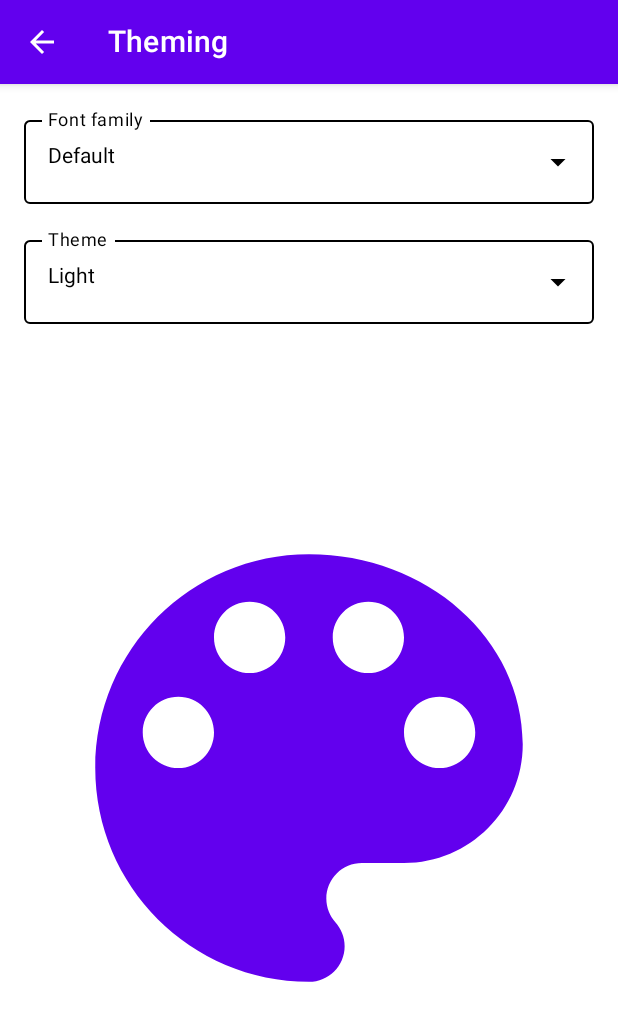
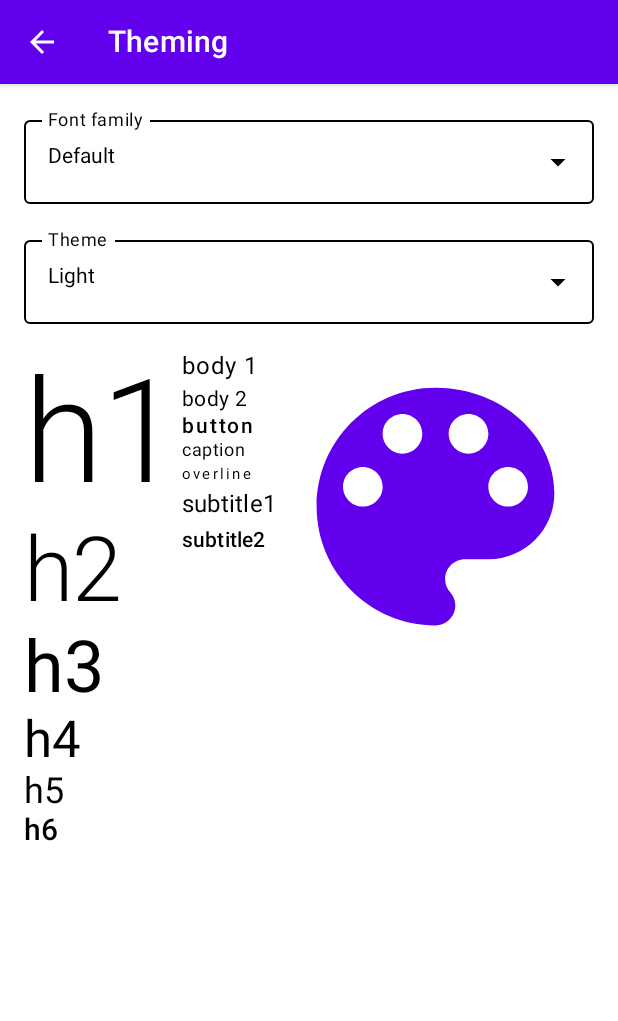
Before and after one commit to VolodymyrTabarkevych/GiffApp, an Android app built with Jetpack Compose: the theming_screen screen opened through its navigation route, on a phone screen of 412 x 824 dp. Shown: the top 1021 px of the screen. Run offline under Robolectric (Android 15) with nearby library versions, the phone set to English and light mode, and no system bars; our stand-ins replace Dagger/Hilt's generated code, accompanist, paging; pictures from the network do not load.

Commit message:
Add font example for theming screen

```diff
--- a/app/src/main/java/ua/tabarkevych/composemvi/presentation/theming/screen/ThemingScreen.kt
+++ b/app/src/main/java/ua/tabarkevych/composemvi/presentation/theming/screen/ThemingScreen.kt
@@ -1,16 +1,18 @@
 package ua.tabarkevych.composemvi.presentation.theming.screen
 
 import androidx.compose.foundation.Image
-import androidx.compose.foundation.layout.Column
-import androidx.compose.foundation.layout.fillMaxSize
-import androidx.compose.foundation.layout.padding
+import androidx.compose.foundation.layout.*
+import androidx.compose.foundation.rememberScrollState
+import androidx.compose.foundation.verticalScroll
 import androidx.compose.material.MaterialTheme
 import androidx.compose.material.Scaffold
+import androidx.compose.material.Text
 import androidx.compose.runtime.Composable
 import androidx.compose.runtime.LaunchedEffect
 import androidx.compose.ui.Modifier
 import androidx.compose.ui.graphics.ColorFilter
 import androidx.compose.ui.res.painterResource
+import androidx.compose.ui.res.stringResource
 import androidx.compose.ui.tooling.preview.Preview
 import androidx.navigation.NavHostController
 import androidx.navigation.compose.rememberNavController
@@ -45,15 +47,82 @@ fun ThemingScreen(
             ThemingTopBar(setEvent = setEvent)
         },
         content = {
-            Column(modifier = Modifier.padding(MaterialTheme.spacing.medium)) {
+            Column(
+                modifier = Modifier
+                    .padding(MaterialTheme.spacing.medium)
+                    .fillMaxSize()
+                    .verticalScroll(rememberScrollState())
+            ) {
                 ThemingDropdownFont(state = state, setEvent = setEvent)
                 ThemingDropdownTheme(state = state, setEvent = setEvent)
-                Image(
-                    painter = painterResource(id = R.drawable.ic_baseline_palette_24),
-                    contentDescription = null,
-                    modifier = Modifier.fillMaxSize(),
-                    colorFilter = ColorFilter.tint(color = MaterialTheme.colors.primary)
-                )
+                Row(modifier = Modifier.padding(top = MaterialTheme.spacing.medium)) {
+                    Column {
+                        Text(
+                            text = stringResource(id = R.string.font_h_1),
+                            style = MaterialTheme.typography.h1
+                        )
+                        Text(
+                            text = stringResource(id = R.string.font_h_2),
+                            style = MaterialTheme.typography.h2
+                        )
+                        Text(
+                            text = stringResource(id = R.string.font_h_3),
+                            style = MaterialTheme.typography.h3
+                        )
+                        Text(
+                            text = stringResource(id = R.string.font_h_4),
+                            style = MaterialTheme.typography.h4
+                        )
+                        Text(
+                            text = stringResource(id = R.string.font_h_5),
+                            style = MaterialTheme.typography.h5
+                        )
+                        Text(
+                            text = stringResource(id = R.string.font_h_6),
+                            style = MaterialTheme.typography.h6
+                        )
+                    }
+                    Row {
+                        Column {
+                            Text(
+                                text = stringResource(id = R.string.font_body_1),
+                                style = MaterialTheme.typography.body1
+                            )
+                            Text(
+                                text = stringResource(id = R.string.font_body_2),
+                                style = MaterialTheme.typography.body2
+                            )
+                            Text(
+                                text = stringResource(id = R.string.font_button),
+                                style = MaterialTheme.typography.button
+                            )
+                            Text(
+                                text = stringResource(id = R.string.font_caption),
+                                style = MaterialTheme.typography.caption
+                            )
+                            Text(
+                                text = stringResource(id = R.string.font_overline),
+                                style = MaterialTheme.typography.overline
+                            )
+                            Text(
+                                text = stringResource(id = R.string.font_subtitle_1),
+                                style = MaterialTheme.typography.subtitle1
+                            )
+                            Text(
+                                text = stringResource(id = R.string.font_subtitle_2),
+                                style = MaterialTheme.typography.subtitle2
+                            )
+                        }
+                    }
+                    Image(
+                        modifier = Modifier
+                            .weight(1f)
+                            .aspectRatio(1f),
+                        painter = painterResource(id = R.drawable.ic_baseline_palette_24),
+                        contentDescription = null,
+                        colorFilter = ColorFilter.tint(MaterialTheme.colors.primary)
+                    )
+                }
             }
         }
     )
--- a/app/src/main/res/values/strings.xml
+++ b/app/src/main/res/values/strings.xml
@@ -1,5 +1,20 @@
 <resources>
     <string name="app_name">GifApp</string>
+
+    <!-- Font -->
+    <string name="font_body_1">body 1</string>
+    <string name="font_body_2">body 2</string>
+    <string name="font_button">button</string>
+    <string name="font_caption">caption</string>
+    <string name="font_h_1">h1</string>
+    <string name="font_h_2">h2</string>
+    <string name="font_h_3">h3</string>
+    <string name="font_h_4">h4</string>
+    <string name="font_h_5">h5</string>
+    <string name="font_h_6">h6</string>
+    <string name="font_overline">overline</string>
+    <string name="font_subtitle_1">subtitle1</string>
+    <string name="font_subtitle_2">subtitle2</string>
 
     <!-- Theming -->
     <string name="theming_title">Theming</string>
```
